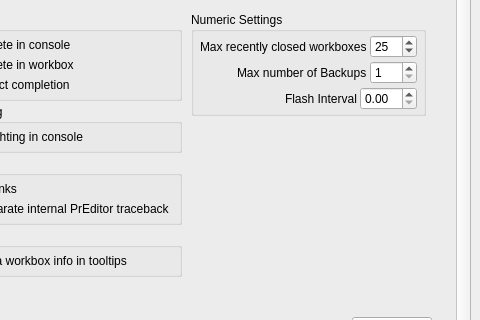
The window that preditor/gui/ui/loggerwindow.ui (blurstudio/PrEditor) describes before a commit, drawn with Qt 5; both pictures show x 419 to 899 and y 357 to 677 of the 899 by 766 pixel window.
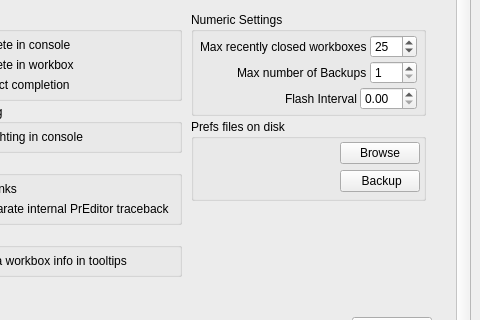
The same window after the commit. Custom widgets are drawn as their Qt base class.

Commit message: Move About/Preferences to Preferences page

Patch:
```diff
--- a/preditor/gui/ui/loggerwindow.ui
+++ b/preditor/gui/ui/loggerwindow.ui
@@ -853,6 +853,114 @@
                               </layout>
                              </widget>
                             </item>
+                            <item>
+                             <widget class="QGroupBox" name="uiPrefsOnDiskGRP">
+                              <property name="title">
+                               <string>Prefs files on disk</string>
+                              </property>
+                              <layout class="QVBoxLayout" name="verticalLayout_14">
+                               <property name="spacing">
+                                <number>3</number>
+                               </property>
+                               <property name="leftMargin">
+                                <number>0</number>
+                               </property>
+                               <property name="topMargin">
+                                <number>0</number>
+                               </property>
+                               <property name="rightMargin">
+                                <number>0</number>
+                               </property>
+                               <property name="bottomMargin">
+                                <number>0</number>
+                               </property>
+                               <item>
+                                <widget class="QWidget" name="widget_11" native="true">
+                                 <layout class="QHBoxLayout" name="horizontalLayout_8">
+                                  <property name="spacing">
+                                   <number>3</number>
+                                  </property>
+                                  <property name="leftMargin">
+                                   <number>3</number>
+                                  </property>
+                                  <property name="topMargin">
+                                   <number>3</number>
+                                  </property>
+                                  <property name="rightMargin">
+                                   <number>3</number>
+                                  </property>
+                                  <property name="bottomMargin">
+                                   <number>3</number>
+                                  </property>
+                                  <item>
+                                   <spacer name="horizontalSpacer_10">
+                                    <property name="orientation">
+                                     <enum>Qt::Horizontal</enum>
+                                    </property>
+                                    <property name="sizeHint" stdset="0">
+                                     <size>
+                                      <width>0</width>
+                                      <height>20</height>
+                                     </size>
+                                    </property>
+                                   </spacer>
+                                  </item>
+                                  <item>
+                                   <widget class="QWidget" name="uiPrefsOnDiskWDGT" native="true">
+                                    <layout class="QVBoxLayout" name="uiPrefsOnDiskLYT">
+                                     <property name="spacing">
+                                      <number>6</number>
+                                     </property>
+                                     <property name="leftMargin">
+                                      <number>6</number>
+                                     </property>
+                                     <property name="topMargin">
+                                      <number>0</number>
+                                     </property>
+                                     <property name="rightMargin">
+                                      <number>0</number>
+                                     </property>
+                                     <property name="bottomMargin">
+                                      <number>3</number>
+                                     </property>
+                                     <item>
+                                      <widget class="QPushButton" name="uiPrefsBrowseBTN">
+                                       <property name="sizePolicy">
+                                        <sizepolicy hsizetype="Minimum" vsizetype="Fixed">
+                                         <horstretch>1</horstretch>
+                                         <verstretch>0</verstretch>
+                                        </sizepolicy>
+                                       </property>
+                                       <property name="text">
+                                        <string>Browse</string>
+                                       </property>
+                                      </widget>
+                                     </item>
+                                     <item>
+                                      <widget class="QPushButton" name="uiPrefsBackupBTN">
+                                       <property name="sizePolicy">
+                                        <sizepolicy hsizetype="Minimum" vsizetype="Fixed">
+                                         <horstretch>1</horstretch>
+                                         <verstretch>0</verstretch>
+                                        </sizepolicy>
+                                       </property>
+                                       <property name="toolTip">
+                                        <string>This may take a long time.</string>
+                                       </property>
+                                       <property name="text">
+                                        <string> Backup</string>
+                                       </property>
+                                      </widget>
+                                     </item>
+                                    </layout>
+                                   </widget>
+                                  </item>
+                                 </layout>
+                                </widget>
+                               </item>
+                              </layout>
+                             </widget>
+                            </item>
                             <item>
                              <spacer name="verticalSpacer_5">
                               <property name="orientation">
```
Left out of the diff: 15 changed lines with no effect on the pictures. The commit also changes 1 other file.
